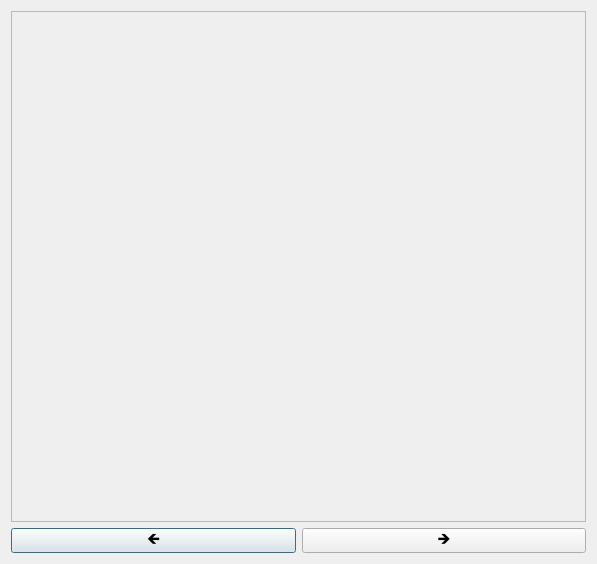
Old version of the form src/core/bookmarksdialog.ui in the repository 0xzer0x/quran-companion.
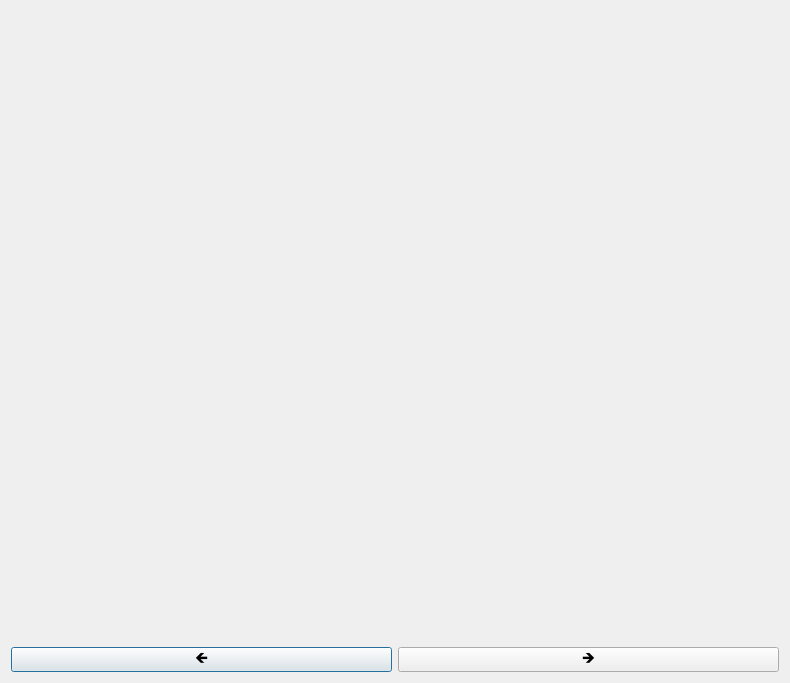
New version of the form.

Patch:
```diff
--- a/src/core/bookmarksdialog.ui
+++ b/src/core/bookmarksdialog.ui
@@ -6,16 +6,123 @@
    <rect>
     <x>0</x>
     <y>0</y>
-    <width>597</width>
-    <height>564</height>
+    <width>790</width>
+    <height>683</height>
    </rect>
   </property>
   <property name="windowTitle">
    <string>Bookmarks</string>
   </property>
   <layout class="QVBoxLayout" name="verticalLayout">
+   <item>
+    <widget class="QListView" name="listSurahsView">
+     <property name="sizePolicy">
+      <sizepolicy hsizetype="Expanding" vsizetype="Minimum">
+       <horstretch>0</horstretch>
+       <verstretch>0</verstretch>
+      </sizepolicy>
+     </property>
+     <property name="minimumSize">
+      <size>
+       <width>100</width>
+       <height>40</height>
+      </size>
+     </property>
+     <property name="maximumSize">
+      <size>
+       <width>16777215</width>
+       <height>50</height>
+      </size>
+     </property>
+     <property name="font">
+      <font>
+       <pointsize>10</pointsize>
+      </font>
+     </property>
+     <property name="cursor" stdset="0">
+      <cursorShape>PointingHandCursor</cursorShape>
+     </property>
+     <property name="styleSheet">
+      <string notr="true">QListView{
+font-size: 10pt;
+background-color: transparent;
+}
+
+QListView::item{
+margin: 0px 5px 0px 0px;
+background-color: #fff;
+border: 1px solid #d5d9d9;
+border-radius: 8px;
+}
+
+QListView::item:selected {
+text-align: center;
+border-color: #008296;
+outline: 0;
+    
+}
+
+QListView::item:hover:selected {
+border-color: #008296;
+outline: 0;
+}
+
+QListView::item:hover {
+background-color: #f7fafa;
+}</string>
+     </property>
+     <property name="frameShape">
+      <enum>QFrame::NoFrame</enum>
+     </property>
+     <property name="lineWidth">
+      <number>-1</number>
+     </property>
+     <property name="editTriggers">
+      <set>QAbstractItemView::NoEditTriggers</set>
+     </property>
+     <property name="showDropIndicator" stdset="0">
+      <bool>false</bool>
+     </property>
+     <property name="selectionMode">
+      <enum>QAbstractItemView::SingleSelection</enum>
+     </property>
+     <property name="selectionBehavior">
+      <enum>QAbstractItemView::SelectRows</enum>
+     </property>
+     <property name="flow">
+      <enum>QListView::LeftToRight</enum>
+     </property>
+     <property name="modelColumn">
+      <number>0</number>
+     </property>
+     <property name="uniformItemSizes">
+      <bool>true</bool>
+     </property>
+     <property name="wordWrap">
+      <bool>true</bool>
+     </property>
+     <property name="selectionRectVisible">
+      <bool>false</bool>
+     </property>
+     <property name="itemAlignment">
+      <set>Qt::AlignCenter</set>
+     </property>
+    </widget>
+   </item>
    <item>
     <widget class="QScrollArea" name="scrollArea">
+     <property name="sizePolicy">
+      <sizepolicy hsizetype="Expanding" vsizetype="Expanding">
+       <horstretch>0</horstretch>
+       <verstretch>0</verstretch>
+      </sizepolicy>
+     </property>
+     <property name="styleSheet">
+      <string notr="true">QScrollArea{
+background-color: transparent;
+
+}</string>
+     </property>
      <property name="widgetResizable">
       <bool>true</bool>
      </property>
@@ -24,11 +131,11 @@
        <rect>
         <x>0</x>
         <y>0</y>
-        <width>577</width>
-        <height>511</height>
+        <width>770</width>
+        <height>576</height>
        </rect>
       </property>
-      <layout class="QVBoxLayout" name="verticalLayout_2">
+      <layout class="QVBoxLayout" name="verticalLayout_2" stretch="1,100">
        <item>
         <layout class="QVBoxLayout" name="layoutFavorites"/>
        </item>
@@ -37,6 +144,9 @@
          <property name="orientation">
           <enum>Qt::Vertical</enum>
          </property>
+         <property name="sizeType">
+          <enum>QSizePolicy::Expanding</enum>
+         </property>
          <property name="sizeHint" stdset="0">
           <size>
            <width>20</width>
@@ -50,7 +160,23 @@
     </widget>
    </item>
    <item>
+    <widget class="QFrame" name="navBar">
     <layout class="QHBoxLayout" name="horizontalLayout">
+      <property name="spacing">
+       <number>6</number>
+      </property>
+      <property name="leftMargin">
+       <number>0</number>
+      </property>
+      <property name="topMargin">
+       <number>0</number>
+      </property>
+      <property name="rightMargin">
+       <number>0</number>
+      </property>
+      <property name="bottomMargin">
+       <number>0</number>
+      </property>
      <item>
       <widget class="QPushButton" name="btnNext">
        <property name="maximumSize">
@@ -102,6 +228,7 @@
       </widget>
      </item>
     </layout>
+    </widget>
    </item>
   </layout>
  </widget>
```
Left out of the diff: 6 changed lines with no effect on the pictures. Lines whose indentation alone changed are shown as unchanged.
